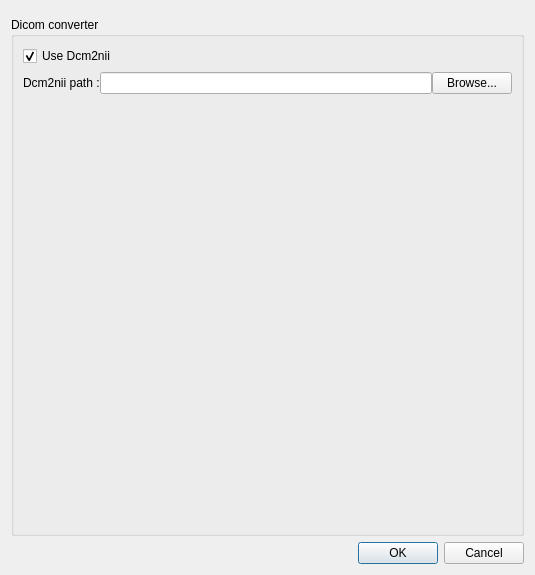
qtdcm/qtdcm, file Code/qtdcmpreferencesdialog.ui: the form before one commit.
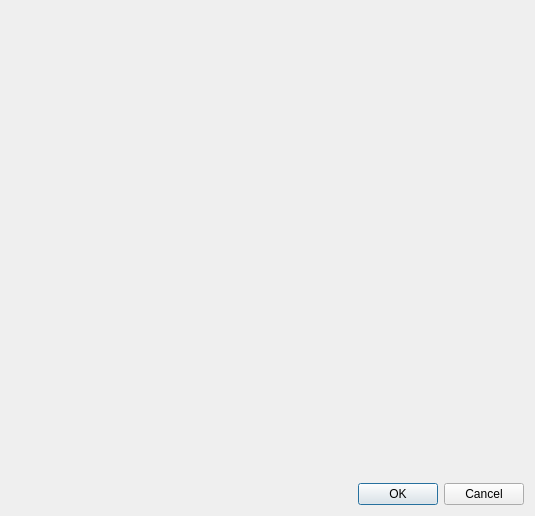
The form after the commit. Custom widgets are drawn as their Qt base class.

Commit message: Add new widget that manages Dcm2nii preferences (path and use)

The edit to the form file:
```diff
--- a/Code/qtdcmpreferencesdialog.ui
+++ b/Code/qtdcmpreferencesdialog.ui
@@ -7,109 +7,20 @@
     <x>0</x>
     <y>0</y>
     <width>535</width>
-    <height>575</height>
+    <height>516</height>
    </rect>
   </property>
   <property name="windowTitle">
    <string>QtDcm settings</string>
   </property>
-  <layout class="QGridLayout" name="gridLayout_2">
+  <layout class="QGridLayout" name="gridLayout">
    <item row="0" column="0">
     <widget class="QtDcmPreferencesWidget" name="preferencesWidget" native="true"/>
    </item>
    <item row="1" column="0">
-    <widget class="QGroupBox" name="groupBox">
-     <property name="title">
-      <string>Dicom converter</string>
-     </property>
-     <layout class="QGridLayout" name="gridLayout_3">
-      <item row="0" column="0">
-       <layout class="QHBoxLayout" name="horizontalLayout">
-        <item>
-         <widget class="QCheckBox" name="dcm2niiCheckBox">
-          <property name="text">
-           <string>Use Dcm2nii</string>
-          </property>
-          <property name="checked">
-           <bool>true</bool>
-          </property>
-         </widget>
-        </item>
-        <item>
-         <spacer name="horizontalSpacer">
-          <property name="orientation">
-           <enum>Qt::Horizontal</enum>
-          </property>
-          <property name="sizeHint" stdset="0">
-           <size>
-            <width>40</width>
-            <height>20</height>
-           </size>
-          </property>
-         </spacer>
-        </item>
-       </layout>
-      </item>
-      <item row="1" column="0" colspan="2">
-       <widget class="QFrame" name="dcm2niiPathFrame">
-        <property name="frameShape">
-         <enum>QFrame::NoFrame</enum>
-        </property>
-        <property name="frameShadow">
-         <enum>QFrame::Plain</enum>
-        </property>
-        <layout class="QGridLayout" name="gridLayout">
-         <property name="margin">
-          <number>0</number>
-         </property>
-         <property name="spacing">
-          <number>0</number>
-         </property>
-         <item row="0" column="0">
-          <layout class="QHBoxLayout" name="horizontalLayout_2">
-           <item>
-            <widget class="QLabel" name="label">
-             <property name="text">
-              <string>Dcm2nii path :</string>
-             </property>
-            </widget>
-           </item>
-           <item>
-            <widget class="QLineEdit" name="dcm2niiLineEdit">
-             <property name="readOnly">
-              <bool>true</bool>
-             </property>
-            </widget>
-           </item>
-           <item>
-            <widget class="QPushButton" name="browseDcm2niiButton">
-             <property name="text">
-              <string>Browse...</string>
-             </property>
-            </widget>
-           </item>
-          </layout>
-         </item>
-        </layout>
-       </widget>
-      </item>
-      <item row="2" column="0">
-       <spacer name="verticalSpacer">
-        <property name="orientation">
-         <enum>Qt::Vertical</enum>
-        </property>
-        <property name="sizeHint" stdset="0">
-         <size>
-          <width>20</width>
-          <height>40</height>
-         </size>
-        </property>
-       </spacer>
-      </item>
-     </layout>
-    </widget>
+    <widget class="QtDcmDcm2niiSettingsWidget" name="dcm2niiWidget" native="true"/>
    </item>
-   <item row="2" column="0">
+   <item row="3" column="0">
     <widget class="QDialogButtonBox" name="buttonBox">
      <property name="orientation">
       <enum>Qt::Horizontal</enum>
@@ -119,6 +30,19 @@
      </property>
     </widget>
    </item>
+   <item row="2" column="0">
+    <spacer name="verticalSpacer">
+     <property name="orientation">
+      <enum>Qt::Vertical</enum>
+     </property>
+     <property name="sizeHint" stdset="0">
+      <size>
+       <width>20</width>
+       <height>40</height>
+      </size>
+     </property>
+    </spacer>
+   </item>
   </layout>
  </widget>
  <customwidgets>
@@ -128,6 +52,12 @@
    <header>QtDcmPreferencesWidget.h</header>
    <container>1</container>
   </customwidget>
+  <customwidget>
+   <class>QtDcmDcm2niiSettingsWidget</class>
+   <extends>QWidget</extends>
+   <header location="global">QtDcmDcm2niiSettingsWidget.h</header>
+   <container>1</container>
+  </customwidget>
  </customwidgets>
  <resources/>
  <connections>
```
Left out of the diff: 4 changed lines with no effect on the pictures. The commit also changes 7 other files.
